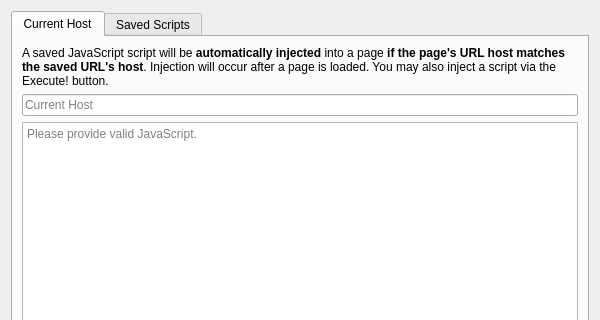
Before: the Qt Designer form UI/dooble_javascript.ui in textbrowser/dooble, drawn with Qt 5; both pictures show x 0 to 600 and y 0 to 320 of the 600 by 500 pixel window.
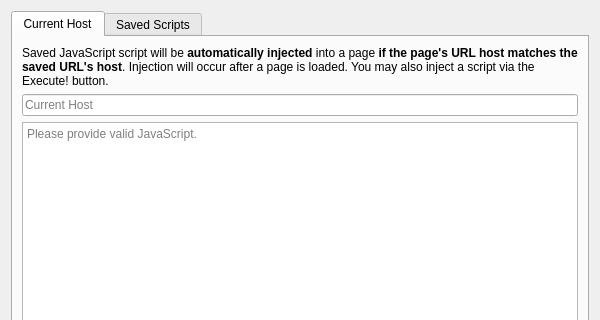
After: the same form once the commit is applied. Icons and pictures are not drawn.

Commit message: Lively documentation.

Diff of the .ui file:
```diff
--- a/UI/dooble_javascript.ui
+++ b/UI/dooble_javascript.ui
@@ -31,7 +31,7 @@
        <item>
         <widget class="QLabel" name="label">
          <property name="text">
-          <string>&lt;html&gt;&lt;head/&gt;&lt;body&gt;&lt;p&gt;A saved JavaScript script will be &lt;span style=&quot; font-weight:600;&quot;&gt;automatically injected&lt;/span&gt; into a page &lt;span style=&quot; font-weight:600;&quot;&gt;if the page's URL host matches the saved URL's host&lt;/span&gt;. Injection will occur after a page is loaded. You may also inject a script via the Execute! button.&lt;/p&gt;&lt;/body&gt;&lt;/html&gt;</string>
+          <string>&lt;html&gt;&lt;head/&gt;&lt;body&gt;&lt;p&gt;Saved JavaScript script will be &lt;span style=&quot; font-weight:600;&quot;&gt;automatically injected&lt;/span&gt; into a page &lt;span style=&quot; font-weight:600;&quot;&gt;if the page's URL host matches the saved URL's host&lt;/span&gt;. Injection will occur after a page is loaded. You may also inject a script via the Execute! button.&lt;/p&gt;&lt;/body&gt;&lt;/html&gt;</string>
          </property>
          <property name="wordWrap">
           <bool>true</bool>
```
